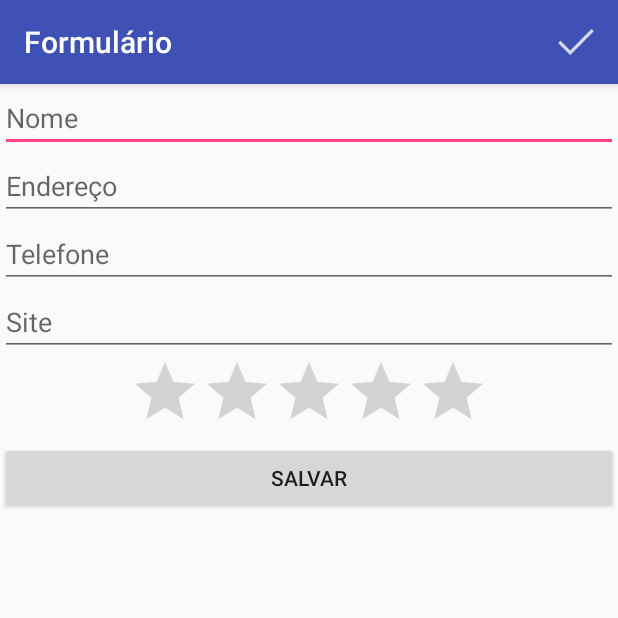
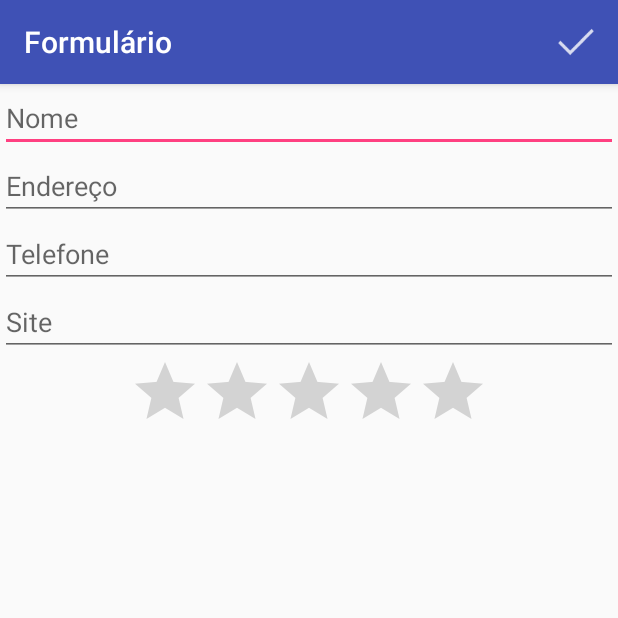
Before and after one commit to fabioalpl/Alura-Android, an Android app: the FormularioActivity screen opened directly, with no data from a screen before it, on a phone screen of 412 x 824 dp, the top half of it. Run offline under Robolectric (Android 15) with nearby library versions, the phone set to English and light mode, and no system bars.

Commit message:
Aula 4 - Adicionando alunos a nossa lista. - Correção dos nomes de colunas da tabela: "Agenda"; - Remoção do botão: "Salvar".

```diff
--- a/app/src/main/res/layout/activity_formulario.xml
+++ b/app/src/main/res/layout/activity_formulario.xml
@@ -41,12 +41,6 @@
             android:layout_gravity="center"
             android:id="@+id/formulario_nota"/>
 
-        <Button
-            android:layout_width="match_parent"
-            android:layout_height="wrap_content"
-            android:text="Salvar"
-            android:id="@+id/formulario_salvar"/>
-
     </LinearLayout>
 </ScrollView>
 </android.support.constraint.ConstraintLayout>
```
Also changed, not shown: app/src/main/java/br/com/alura/agenda/dao/AlunoDao.java (+5 -5 lines).
